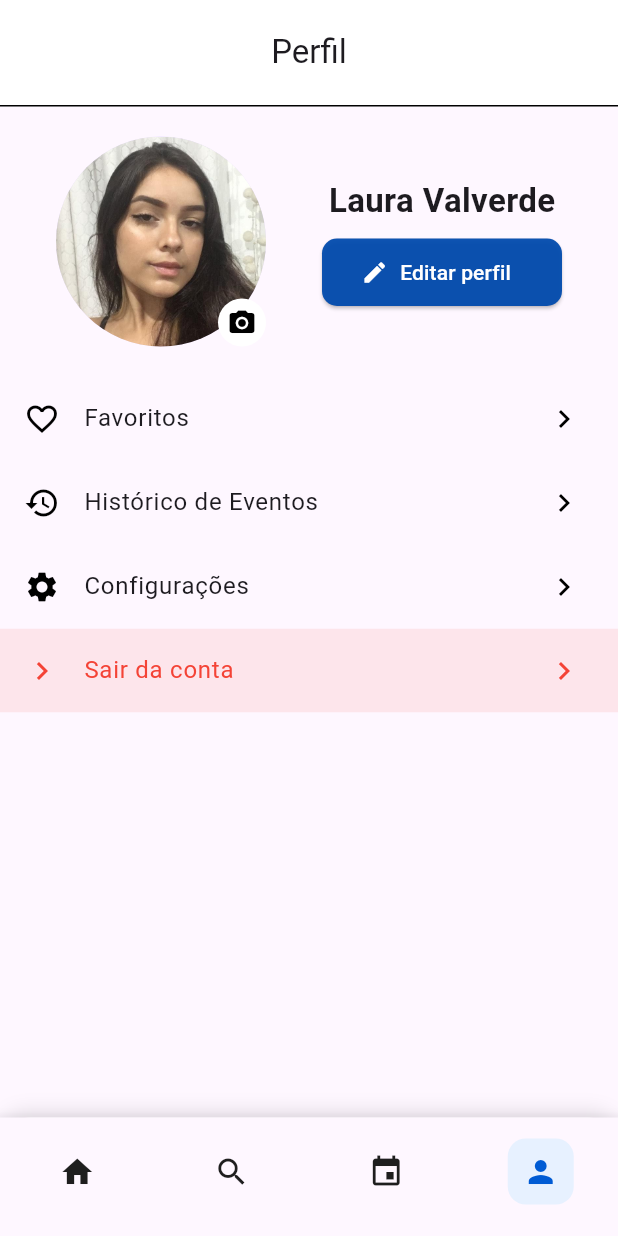
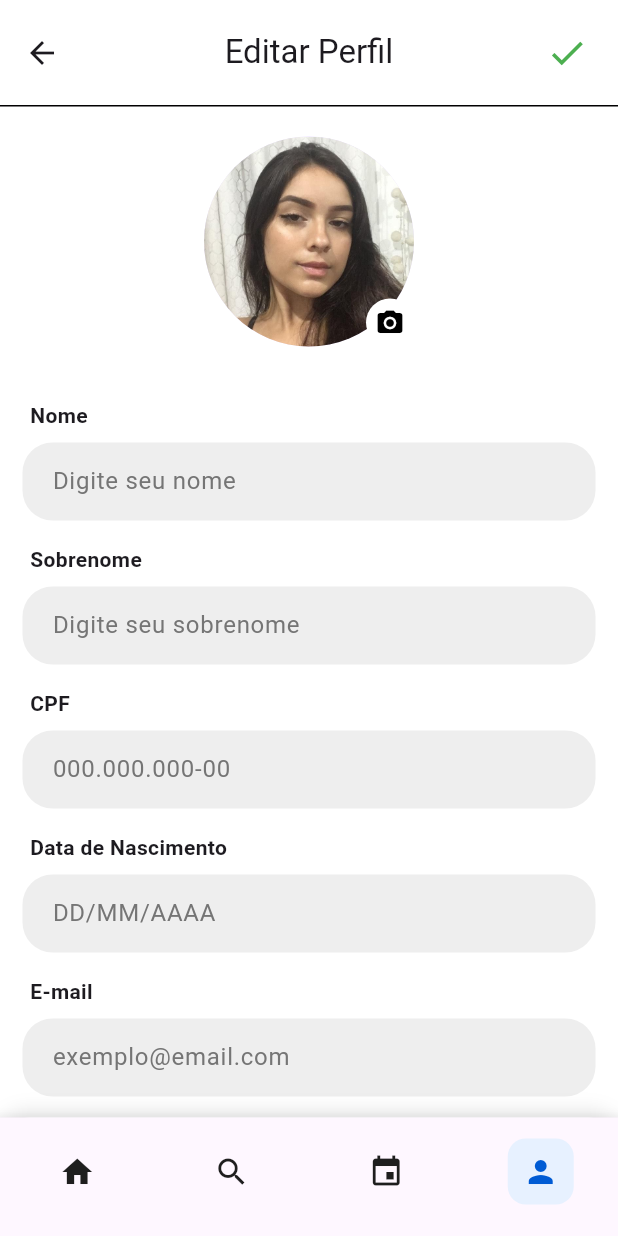
Before and after one commit to imMuriloNeres/eventpro-client, a Flutter app: the ProfileScreen screen opened by its route, after a tap on "Editar perfil", on a phone screen of 412 x 824 dp. Run offline on Flutter 3.47's test engine with Material 3 defaults, Android fonts, the light colour scheme and no system bars; our stand-ins replace go_router.

Commit message:
feat: cria tela de editar perfil, ajusta tela de perfil e adiciona pasta assets/images

```diff
--- a/lib/appbars/appbarperfil.dart
+++ /dev/null
@@ -1,18 +0,0 @@
-import 'package:flutter/material.dart';
-
-// Função que cria o appbar do Perfil
-PreferredSizeWidget appBarPerfil() {
-  return AppBar(
-    title: Text('Perfil'),
-    centerTitle: true,
-    toolbarHeight: 70,
-    backgroundColor: Colors.white,
-    bottom: PreferredSize(
-      preferredSize: Size.fromHeight(1.0),
-      child: Container(
-        color: Colors.black,
-        height: 1,
-      ),
-    ),
-  );
-}
--- a/lib/main.dart
+++ b/lib/main.dart
@@ -13,6 +13,7 @@ class MyApp extends StatelessWidget {
     return MaterialApp.router(
       routerConfig: router,
       debugShowCheckedModeBanner: false,
+
     );
   }
 }
--- /dev/null
+++ b/lib/screens/edit_profile_screen.dart
@@ -0,0 +1,80 @@
+import 'package:eventpro_app/utils/criarappbar.dart';
+import 'package:eventpro_app/utils/fotoperfil.dart';
+import 'package:eventpro_app/utils/input_label.dart';
+import 'package:flutter/material.dart';
+
+class EditarPerfil extends StatefulWidget {
+  const EditarPerfil({super.key});
+
+  @override
+  State<EditarPerfil> createState() => _EditarPerfilState();
+}
+
+class _EditarPerfilState extends State<EditarPerfil> {
+  final nomeController = TextEditingController();
+  final sobrenomeController = TextEditingController();
+  final cpfController = TextEditingController();
+  final nascimentoController = TextEditingController();
+  final emailController = TextEditingController();
+  final telefoneController = TextEditingController();
+
+  @override
+  Widget build(BuildContext context) {
+    return Scaffold(
+      appBar: appBarCustom(
+        title: 'Editar Perfil',
+        centerTitle: true,
+        backgroundColor: Colors.white,
+        iconRight: Icons.check,
+        iconColor: Colors.green,
+        iconSize: 28.0,
+        onIconPressed: () {
+          print('Perfil salvo!!!');
+        },
+      ),
+      body: Container(
+        width: double.infinity,
+        height: double.infinity,
+        color: Colors.white,
+        child: SingleChildScrollView(
+          child: Padding(
+            padding: EdgeInsets.only(right: 15, left: 15, bottom: 15),
+            child: Column(
+              children: [
+                Row(
+                  mainAxisAlignment: MainAxisAlignment.center,
+                  children: [
+                    fotoPerfil( // função que retorna a foto de perfil
+                      imagePath: 'assets/images/perfil.jpg',
+                      onCameraTap: () {
+                        print('Abrir seletor de imagem');
+                      },
+                    ),
+                  ],
+                ),
+                buildLabel('Nome'),
+                TextField(controller: nomeController, decoration: inputStyle('Digite seu nome')),
+
+                buildLabel('Sobrenome'),
+                TextField(controller: sobrenomeController, decoration: inputStyle('Digite seu sobrenome')),
+
+                buildLabel('CPF'),
+                TextField(controller: cpfController, decoration: inputStyle('000.000.000-00')),
+
+                buildLabel('Data de Nascimento'),
+                TextField(controller: nascimentoController, decoration: inputStyle('DD/MM/AAAA')),
+
+                buildLabel('E-mail'),
+                TextField(controller: emailController, decoration: inputStyle('exemplo@email.com')),
+
+                buildLabel('Telefone'),
+                TextField(controller: telefoneController, decoration: inputStyle('(00) 00000-0000')),
+                SizedBox(height: 20),
+              ],
+            ),
+          ),
+        ),
+      ),
+    );
+  }
+}
--- a/lib/screens/profile_screen.dart
+++ b/lib/screens/profile_screen.dart
@@ -1,5 +1,6 @@
-import 'package:eventpro_app/appbars/appbarperfil.dart';
+import 'package:eventpro_app/screens/edit_profile_screen.dart';
 import 'package:eventpro_app/utils/botaopersonalizado.dart';
+import 'package:eventpro_app/utils/criarappbar.dart';
 import 'package:eventpro_app/utils/criarlisttiles.dart';
 import 'package:eventpro_app/utils/fotoperfil.dart';
 import 'package:flutter/material.dart';
@@ -17,10 +18,14 @@ class _ProfileScreenState extends State<ProfileScreen> {
   @override
   Widget build(BuildContext context) {
     return Scaffold(
-      appBar: appBarPerfil(),
+      appBar: appBarCustom(
+        title: 'Perfil',
+        centerTitle: true,
+        backgroundColor: Colors.white,
+      ),
       body: SafeArea(
         child: Container(
-          color: Colors.transparent,
+          color: Colors.white,
           width: double.infinity,
           height: double.infinity,
           child: SingleChildScrollView(
@@ -59,7 +64,10 @@ class _ProfileScreenState extends State<ProfileScreen> {
                             color: Color.fromARGB(240, 0, 74, 173),
                             borderRadius: 10, // borda mais arredondada
                             onPressed: () {
-                              print('Botão editar perfil clicado!');
+                              Navigator.push(
+                                context,
+                                MaterialPageRoute(builder: (context) => EditarPerfil()),
+                              );
                             },
                           ),
                         ]
@@ -73,7 +81,7 @@ class _ProfileScreenState extends State<ProfileScreen> {
                     criarListTiles(Icons.history, 'Histórico de Eventos', (){}, iconColor: Colors.black,),
                     criarListTiles(Icons.settings, 'Configurações', (){}, iconColor: Colors.black,),
                     criarListTiles(
-                      Icons.chevron_right,
+                      Icons.logout,
                       'Sair da conta',
                       (){
                         print("Deslogado!!!");
--- /dev/null
+++ b/lib/utils/criarappbar.dart
@@ -0,0 +1,43 @@
+import 'package:flutter/material.dart';
+
+PreferredSizeWidget appBarCustom({
+  required String title,
+  bool centerTitle = true,
+  double toolbarHeight = 70.0,
+  Color backgroundColor = Colors.white,
+  IconData? iconRight,
+  double iconSize = 24.0,
+  Color iconColor = Colors.black,
+  VoidCallback? onIconPressed,
+}) {
+  return AppBar(
+    title: Text(title),
+    centerTitle: centerTitle,
+    toolbarHeight: toolbarHeight,
+    backgroundColor: backgroundColor,
+    elevation: 0,
+    actions: iconRight != null
+        ? [
+            Padding(
+              padding: const EdgeInsets.only(right: 10.0),
+              child: IconButton(
+                icon: Icon(
+                  iconRight,
+                  size: iconSize,
+                  color: iconColor,
+                ),
+                onPressed: onIconPressed,
+              ),
+            ),
+          ]
+        : null,
+    bottom: const PreferredSize(
+      preferredSize: Size.fromHeight(1.0),
+      child: Divider(
+        height: 1,
+        thickness: 1,
+        color: Colors.black,
+      ),
+    ),
+  );
+}
--- /dev/null
+++ b/lib/utils/input_label.dart
@@ -0,0 +1,25 @@
+import 'package:flutter/material.dart';
+
+InputDecoration inputStyle(String hint) {
+  return InputDecoration(
+    hintText: hint,
+    hintStyle: TextStyle(color: Colors.grey[600]),
+    filled: true,
+    fillColor: Colors.grey[200],
+    contentPadding: EdgeInsets.symmetric(horizontal: 16, vertical: 14),
+    border: OutlineInputBorder(
+      borderRadius: BorderRadius.circular(20),
+      borderSide: BorderSide.none,
+    ),
+  );
+}
+
+Widget buildLabel(String text) {
+  return Padding(
+    padding: const EdgeInsets.only(top: 16, bottom: 8, left: 5),
+    child: Align(
+      alignment: Alignment.centerLeft,
+      child: Text(text, style: TextStyle(fontWeight: FontWeight.bold)),
+    ),
+  );
+}
```
